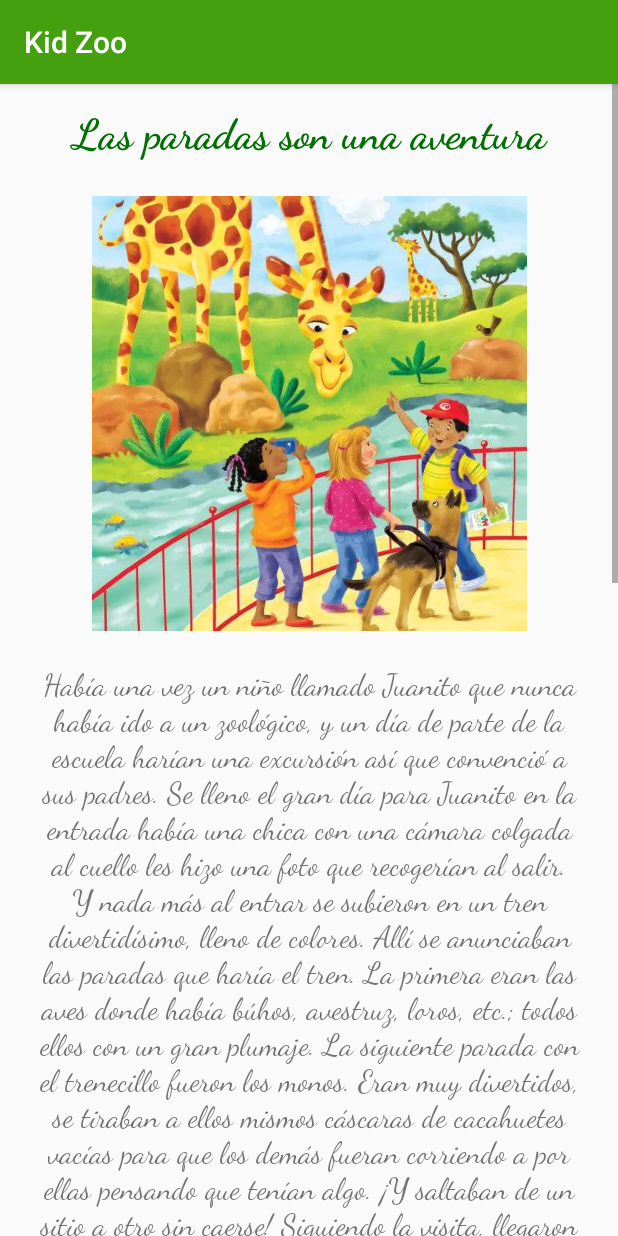
After one commit to BrVenturaU/AnimalZoo, an Android app: the CuentoActivity screen opened directly, with no data from a screen before it, on a phone screen of 412 x 824 dp. The commit adds this screen. Run offline under Robolectric (Android 15) with nearby library versions, the phone set to English and light mode, and no system bars.

Commit message:
Agregando Activity de Cuento.

```diff
--- a/app/src/main/AndroidManifest.xml
+++ b/app/src/main/AndroidManifest.xml
@@ -9,7 +9,8 @@
         android:roundIcon="@mipmap/ic_launcher_round"
         android:supportsRtl="true"
         android:theme="@style/AppTheme">
-        <activity android:name=".InformacionActivity"></activity>
+        <activity android:name=".CuentoActivity"></activity>
+        <activity android:name=".InformacionActivity" />
         <activity android:name=".InformacionAnimalesActivity" />
         <activity android:name=".ListadoAnimalesActivity" />
         <activity
--- /dev/null
+++ b/app/src/main/java/com/example/animalzoo/CuentoActivity.java
@@ -0,0 +1,14 @@
+package com.example.animalzoo;
+
+import androidx.appcompat.app.AppCompatActivity;
+
+import android.os.Bundle;
+
+public class CuentoActivity extends AppCompatActivity {
+
+    @Override
+    protected void onCreate(Bundle savedInstanceState) {
+        super.onCreate(savedInstanceState);
+        setContentView(R.layout.activity_cuento);
+    }
+}
--- a/app/src/main/java/com/example/animalzoo/HomeActivity.java
+++ b/app/src/main/java/com/example/animalzoo/HomeActivity.java
@@ -38,17 +38,17 @@
 
     @Override
     public boolean onOptionsItemSelected(MenuItem item) {
+        Intent intent = null;
         switch (item.getItemId()) {
             case R.id.Informacion:
-                Intent intent= new Intent(this, InformacionAnimalesActivity.class);
+                intent= new Intent(this, InformacionActivity.class);
                 startActivity(intent);
-                Toast.makeText(getBaseContext(), "Acerca de", Toast.LENGTH_SHORT).show();
                 break;
             case R.id.Salir:
-                Toast.makeText(getBaseContext(), "Salir", Toast.LENGTH_SHORT).show();
                 System.exit(0);
                 break;
         }
+
         return super.onOptionsItemSelected(item);
     }
 
--- /dev/null
+++ b/app/src/main/res/layout/activity_cuento.xml
@@ -0,0 +1,46 @@
+<?xml version="1.0" encoding="utf-8"?>
+<ScrollView xmlns:android="http://schemas.android.com/apk/res/android"
+    xmlns:app="http://schemas.android.com/apk/res-auto"
+    xmlns:tools="http://schemas.android.com/tools"
+    android:layout_width="match_parent"
+    android:layout_height="match_parent"
+    tools:context=".CuentoActivity"
+    android:nestedScrollingEnabled="true">
+
+    <LinearLayout
+        android:layout_width="match_parent"
+        android:layout_height="match_parent"
+        android:orientation="vertical"
+        android:padding="16dp">
+
+            <TextView
+                android:id="@+id/textView2"
+                android:layout_width="match_parent"
+                android:layout_height="wrap_content"
+                android:fontFamily="cursive"
+                android:textSize="28sp"
+                android:textStyle="bold"
+                android:textAlignment="center"
+                android:textColor="@color/colorPrimaryDark"
+                android:layout_marginBottom="24dp"
+                android:text="@string/nombre_cuento_juanito_zoo" />
+
+            <ImageView
+                android:id="@+id/imageView"
+                android:layout_width="match_parent"
+                android:layout_height="290dp"
+                app:srcCompat="@drawable/cuento"
+                android:layout_marginBottom="24dp"/>
+
+            <TextView
+                android:id="@+id/prueba"
+                android:layout_width="wrap_content"
+                android:layout_height="wrap_content"
+                android:fontFamily="cursive"
+                android:textAlignment="center"
+                android:textSize="20dp"
+                android:text="@string/descripcion_cuento_juanito_zoo"/>
+    </LinearLayout>
+
+
+</ScrollView>
--- a/app/src/main/res/values/strings.xml
+++ b/app/src/main/res/values/strings.xml
@@ -302,7 +302,7 @@
     <!--Descripciones de los cuentos-->
 
     <!--Juanito y el Zoo-->
-    <string name="nombre_cuento_juanito_zoo">Juanito y el Zoo</string>
+    <string name="nombre_cuento_juanito_zoo">Las paradas son una aventura</string>
     <string name="descripcion_cuento_juanito_zoo">
         Había una vez un niño llamado Juanito que nunca había ido a un zoológico, y un día de parte de la escuela harían una excursión así que convenció a sus padres.
         Se lleno el gran día para Juanito en la entrada había una chica con una cámara colgada al cuello les hizo una foto que recogerían al salir. Y nada más al entrar se subieron en un tren divertidísimo, lleno de colores. Allí se anunciaban las paradas que haría el tren. La primera eran las aves donde había búhos, avestruz, loros, etc.; todos ellos con un gran plumaje.
```
Also changed, not shown: app/src/main/res/drawable/cuento.webp (added).
